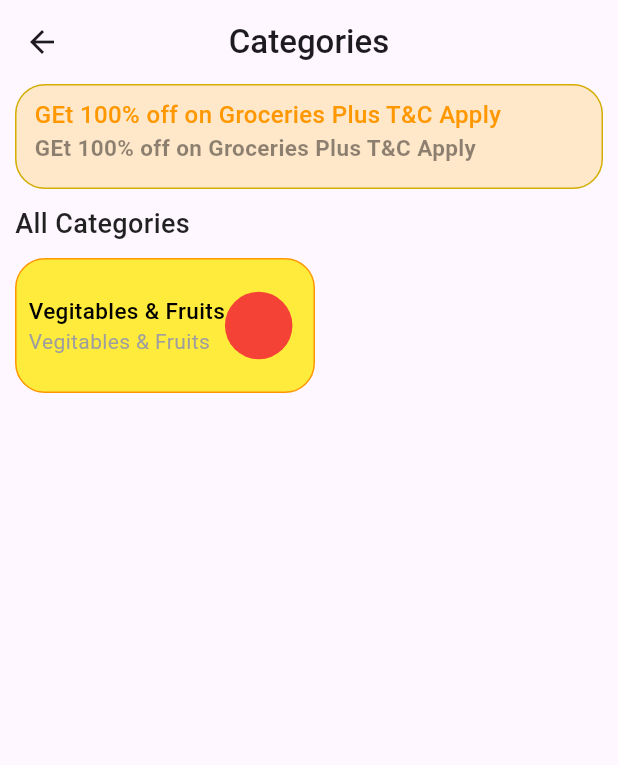
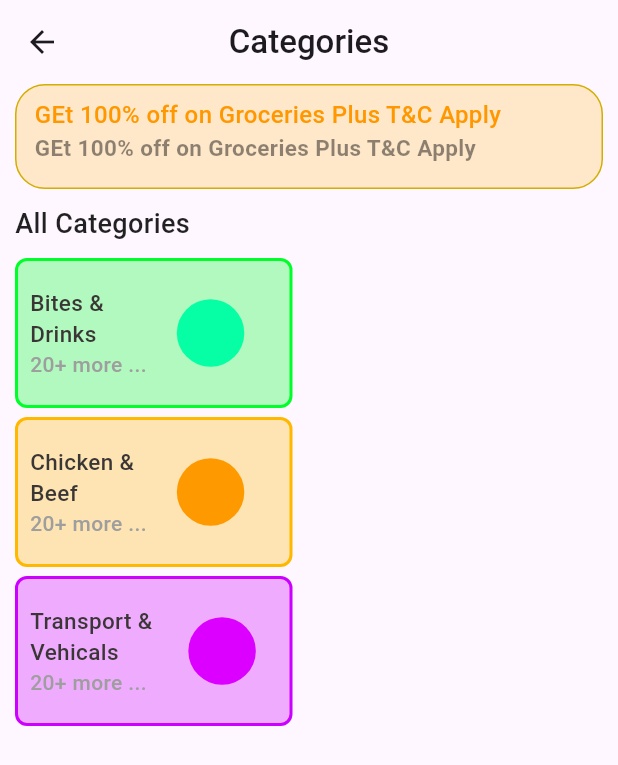
Before and after one commit to nethmina1028/FlutterApp3, a Flutter app: the screen it shows after launch, on a phone screen of 412 x 824 dp. Shown: the top 765 px of the screen. Run offline on Flutter 3.47's test engine with Material 3 defaults, Android fonts, the phone set to English and light mode, and no system bars.

Commit message:
category

```diff
--- a/lib/pages/category_page/category_page.dart
+++ b/lib/pages/category_page/category_page.dart
@@ -45,15 +45,34 @@ class CategoryPage extends StatelessWidget {
              Row(
               children: [
                 Column(
-                  children: [
-                    CategoryCard(),
-                  ],
+                   children: [
+                        CategoryCard(
+                          mainTitle: "Bites & \nDrinks",
+                          description: "20+ more ...",
+                          mainColor: Color(0xff00FF29),
+                          categoryColor: Color(0xff06FFA5),
+                        ),
+                        CategoryCard(
+                          mainTitle: "Chicken & \nBeef",
+                          description: "20+ more ...",
+                          mainColor: Color(0xffFFB800),
+                          categoryColor: Color(0xffFF9900),
+                        ),
+                        CategoryCard(
+                          mainTitle: "Transport & \nVehicals",
+                          description: "20+ more ...",
+                          mainColor: Color(0xffCC00FF),
+                          categoryColor: Color(0xffDB00FF),
+                        ),
+                      ],
                 )
               ],
              )
 
           ],
           ),
+
+
         ),
       ),
     );
--- a/lib/widgets/reusable/categories_page/category_card.dart
+++ b/lib/widgets/reusable/categories_page/category_card.dart
@@ -1,26 +1,39 @@
 import 'package:flutter/material.dart';
 
 class CategoryCard extends StatelessWidget {
-  const CategoryCard({super.key});
+  final String mainTitle;
+  final String description;
+  final Color mainColor;
+  final Color categoryColor;
 
-final double cardWidth = 200;
-final double cardHeight = 90;
-final double circleRadius = 45;
+  const CategoryCard({
+    super.key,
+    required this.mainTitle,
+    required this.description,
+    required this.mainColor,
+    required this.categoryColor,
+  });
+
+  final double containerHeight = 100;
+  final double containerWidth = 185;
+  final double containerRadius = 45;
+
   @override
   Widget build(BuildContext context) {
     return Container(
-      width: cardWidth,
-      height: cardHeight,
-       decoration:BoxDecoration(
-        color: Colors.yellow,
-        borderRadius: BorderRadius.circular(20),
+      width: containerWidth,
+      height: containerHeight,
+      margin: const EdgeInsets.only(bottom: 6),
+      decoration: BoxDecoration(
+        color: mainColor.withOpacity(0.3),
+        borderRadius: BorderRadius.circular(8),
         border: Border.all(
-          color:Colors.orange
+          color: mainColor,
+          width: 2,
         ),
       ),
-
-        child:  Padding(
-          padding:EdgeInsets.all(8.0),
+      child: Padding(
+        padding: const EdgeInsets.all(8.0),
         child: Row(
           children: [
             Column(
@@ -28,36 +41,37 @@ final double circleRadius = 45;
               crossAxisAlignment: CrossAxisAlignment.start,
               children: [
                 Text(
-                    "Vegitables & Fruits",
-                    style: TextStyle(
+                  mainTitle,
+                  style: const TextStyle(
+                    color: Color(0xff3B3636),
                     fontSize: 15,
                     fontWeight: FontWeight.w500,
-                      color: Colors.black,
                   ),
                 ),
-                  Text("Vegitables & Fruits",
-                     style: TextStyle(
+                Text(
+                  description, // Displaying the description
+                  style: const TextStyle(
+                    color: Colors.grey,
                     fontSize: 14,
-                      fontWeight: FontWeight.w400,
-                      color: Colors.grey,
+                    fontWeight: FontWeight.w500,
                   ),
                 ),
               ],
             ),
+            const SizedBox(
+              width: 20,
+            ),
             Container(
-                width:circleRadius,
-                height:circleRadius,
+              width: containerRadius,
+              height: containerRadius,
               decoration: BoxDecoration(
-                   color: Colors.red,
+                color: categoryColor,
                 borderRadius: BorderRadius.circular(100),
               ),
-              )
-
-
+            ),
           ],
         ),
       ),
     );
-
   }
 }
```
Also changed, not shown: lib/pages/category_page/widgets/ratings.dart (added, +47 -0 lines), lib/pages/category_page/widgets/selected_item.dart (added, +45 -0 lines). Lines whose indentation alone changed are shown as unchanged.
